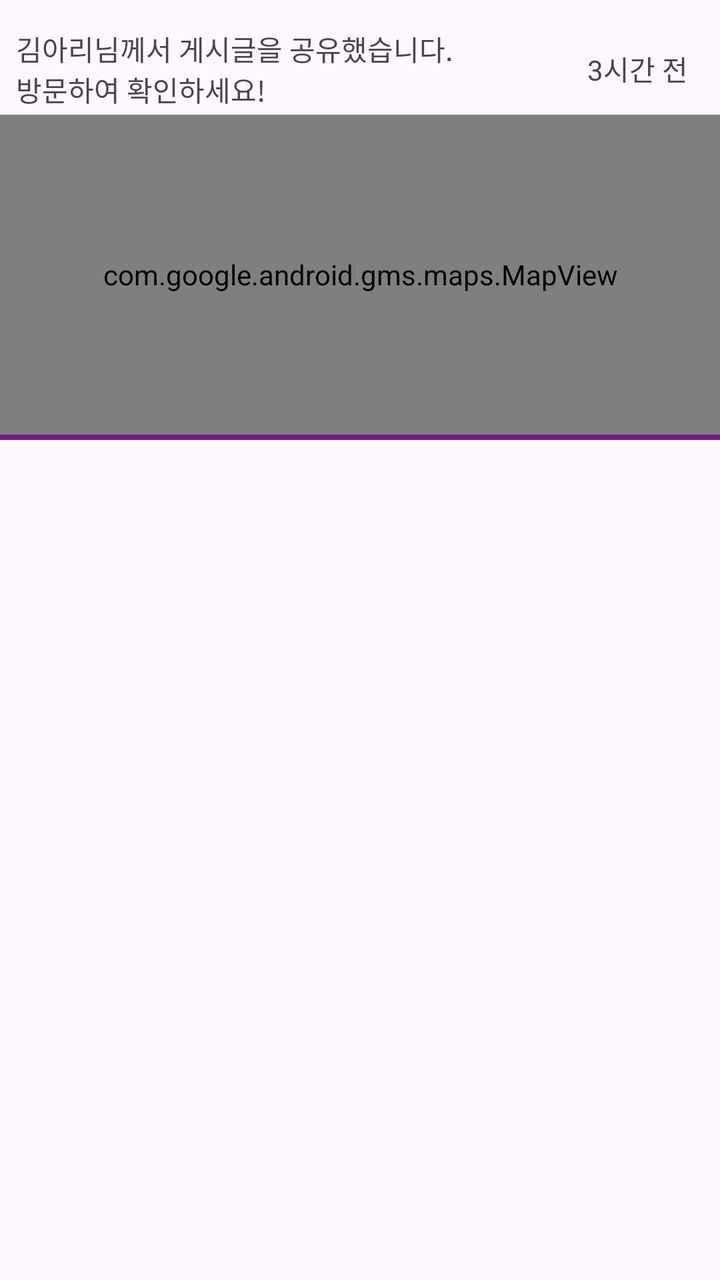
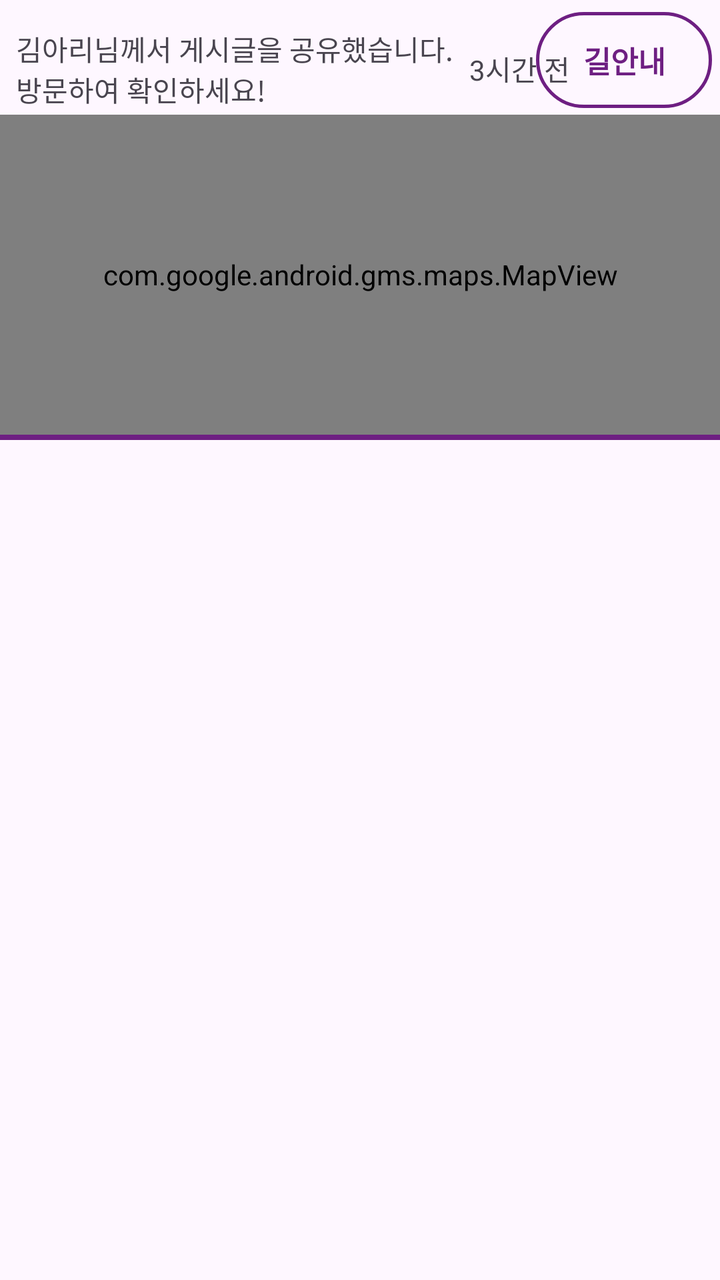

Screens rendered from an Android XML layout before and after an edit, with the pre-edit source and the edit as a unified diff.
<!-- AndroidManifest.xml: application theme Theme.IMAEZIM -->
<!-- res/layout/rv_home.xml -->
<?xml version="1.0" encoding="utf-8"?>
<androidx.constraintlayout.widget.ConstraintLayout xmlns:android="http://schemas.android.com/apk/res/android"
    xmlns:app="http://schemas.android.com/apk/res-auto"
    xmlns:map="http://schemas.android.com/apk/res-auto"
    xmlns:tools="http://schemas.android.com/tools"
    android:layout_width="match_parent"
    android:layout_height="wrap_content">

    <androidx.constraintlayout.widget.ConstraintLayout
        android:id="@+id/constraintLayout"
        android:layout_width="match_parent"
        android:layout_height="wrap_content"
        app:layout_constraintEnd_toEndOf="parent"
        app:layout_constraintStart_toStartOf="parent"
        app:layout_constraintTop_toTopOf="parent">

        <TextView
            android:id="@+id/who"
            android:layout_width="wrap_content"
            android:layout_height="wrap_content"
            android:layout_marginStart="8dp"
            android:text="김아리님께서 게시글을 공유했습니다.\n방문하여 확인하세요!"
            app:layout_constraintBottom_toBottomOf="@+id/time"
            app:layout_constraintStart_toStartOf="parent"
            app:layout_constraintTop_toTopOf="@+id/time" />

        <TextView
            android:id="@+id/time"
            android:layout_width="wrap_content"
            android:layout_height="wrap_content"
            android:layout_marginTop="24dp"
            android:layout_marginEnd="16dp"
            android:text="3시간 전"
            app:layout_constraintEnd_toEndOf="parent"
            app:layout_constraintTop_toTopOf="parent" />

        <com.google.android.gms.maps.MapView
            android:id="@+id/mapView"
            android:layout_width="match_parent"
            android:layout_height="160dp"
            app:layout_constraintBottom_toBottomOf="parent"
            app:layout_constraintEnd_toEndOf="@+id/divider"
            app:layout_constraintHorizontal_bias="1.0"
            app:layout_constraintStart_toStartOf="parent"
            app:layout_constraintTop_toBottomOf="@+id/who"
            map:liteMode="true" />

        <View
            android:id="@+id/divider"
            android:layout_width="match_parent"
            android:layout_height="2.5dp"
            android:layout_marginTop="0dp"
            android:background="@color/purple"
            app:layout_constraintEnd_toEndOf="parent"
            app:layout_constraintStart_toStartOf="parent"
            app:layout_constraintTop_toBottomOf="@+id/mapView" />

    </androidx.constraintlayout.widget.ConstraintLayout>
</androidx.constraintlayout.widget.ConstraintLayout>
<!-- resources referenced by this layout -->
<resources>
  <color name="purple">#6e1f82</color>
  <style name="Theme.IMAEZIM" parent="Base.Theme.IMAEZIM" />
  <style name="Base.Theme.IMAEZIM" parent="Theme.Material3.DayNight.NoActionBar">
          
          
      </style>
</resources>

<!-- the commit's change to res/layout/rv_home.xml (unified diff, before → after) -->
@@ -28,10 +28,10 @@
             android:id="@+id/time"
             android:layout_width="wrap_content"
             android:layout_height="wrap_content"
+            android:layout_marginStart="8dp"
             android:layout_marginTop="24dp"
-            android:layout_marginEnd="16dp"
             android:text="3시간 전"
-            app:layout_constraintEnd_toEndOf="parent"
+            app:layout_constraintStart_toEndOf="@+id/who"
             app:layout_constraintTop_toTopOf="parent" />
 
         <com.google.android.gms.maps.MapView
@@ -55,5 +55,19 @@
             app:layout_constraintStart_toStartOf="parent"
             app:layout_constraintTop_toBottomOf="@+id/mapView" />
 
+        <androidx.appcompat.widget.AppCompatButton
+            android:id="@+id/naviButton"
+            android:layout_width="wrap_content"
+            android:layout_height="wrap_content"
+            android:layout_marginTop="6dp"
+            android:layout_marginEnd="4dp"
+            android:background="@drawable/navi_curved"
+            android:text="길안내"
+            android:textColor="@color/purple"
+            android:textSize="15sp"
+            android:textStyle="bold"
+            app:layout_constraintEnd_toEndOf="parent"
+            app:layout_constraintTop_toTopOf="parent" />
+
     </androidx.constraintlayout.widget.ConstraintLayout>
 </androidx.constraintlayout.widget.ConstraintLayout>
<!-- resource entries referenced after the edit -->
@@ -1,6 +1,20 @@
 <!-- resources referenced by this layout -->
 <resources>
   <color name="purple">#6e1f82</color>
+  <!-- drawable navi_curved (drawable) -->
+  <?xml version="1.0" encoding="utf-8"?>
+  <selector xmlns:android="http://schemas.android.com/apk/res/android">
+      <item>
+          <shape android:shape="rectangle">
+              
+              <corners android:radius="35dp"></corners>
+              
+              <stroke
+                  android:width="1.8dp"
+                  android:color="@color/purple" />
+          </shape>
+      </item>
+  </selector>
   <style name="Theme.IMAEZIM" parent="Base.Theme.IMAEZIM" />
   <style name="Base.Theme.IMAEZIM" parent="Theme.Material3.DayNight.NoActionBar">
           
